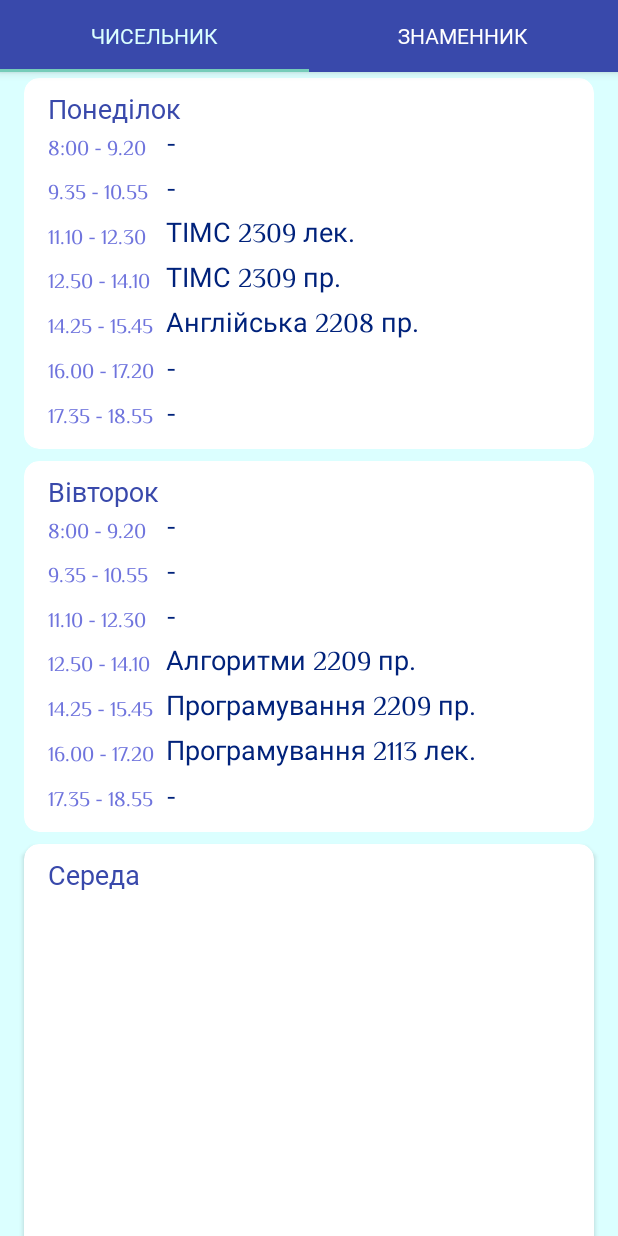
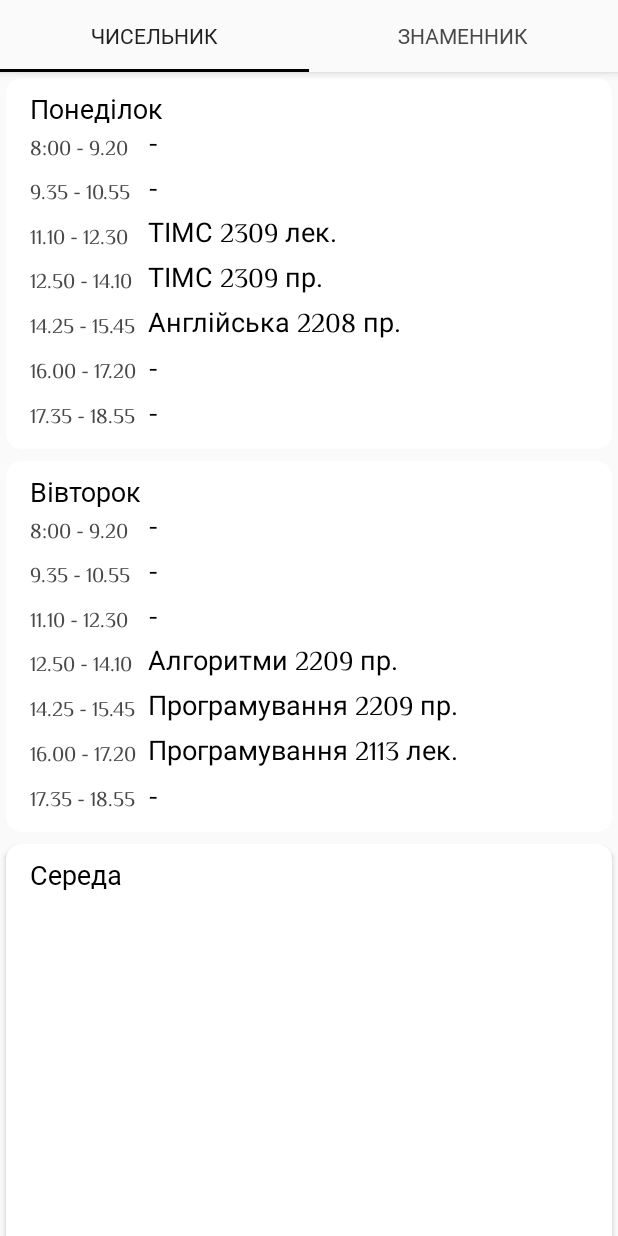
Before and after one commit to VadHara2/KItApp, an Android app: the screen it shows after launch (MainActivity), on a phone screen of 412 x 824 dp. Run offline under Robolectric (Android 15) with nearby library versions, the light colour scheme and no system bars; our stand-ins replace Room's generated code, data binding; Roboto replaces fonts that are not available here.

Commit message:
add widget

```diff
--- a/app/src/main/res/layout/activity_main.xml
+++ b/app/src/main/res/layout/activity_main.xml
@@ -21,8 +21,8 @@
             app:layout_constraintStart_toStartOf="parent"
             app:layout_constraintTop_toTopOf="parent"
             app:tabIndicatorColor="@color/secondaryDarkColor"
-            app:tabSelectedTextColor="@color/secondaryLightColor"
-            app:tabTextColor="@color/primaryTextColor">
+            app:tabSelectedTextColor="@color/secondaryColor"
+            app:tabTextColor="@color/secondaryLightColor">
 
         </com.google.android.material.tabs.TabLayout>
     </com.google.android.material.appbar.AppBarLayout>
--- a/app/src/main/res/layout/card_item_view.xml
+++ b/app/src/main/res/layout/card_item_view.xml
@@ -12,13 +12,14 @@
         android:layout_width="match_parent"
         android:layout_height="wrap_content"
         android:layout_gravity="center"
-        android:layout_marginStart="16dp"
-        android:layout_marginLeft="16dp"
+        android:layout_marginStart="4dp"
+        android:layout_marginLeft="4dp"
 
         android:layout_marginTop="4dp"
-        android:layout_marginEnd="16dp"
-        android:layout_marginRight="16dp"
+        android:layout_marginEnd="4dp"
+        android:layout_marginRight="4dp"
         android:layout_marginBottom="4dp"
+        app:cardBackgroundColor="@color/primaryLightColor"
         app:cardCornerRadius="10dp"
         app:layout_constraintBottom_toBottomOf="parent"
         app:layout_constraintEnd_toEndOf="parent"
@@ -38,7 +39,7 @@
                 android:layout_height="wrap_content"
                 android:layout_marginTop="6dp"
                 android:text="17.35 - 18.55"
-                android:textColor="@color/primaryLightColor"
+                android:textColor="@color/secondaryLightColor"
                 app:layout_constraintBottom_toBottomOf="@+id/seventh_lesson"
                 app:layout_constraintStart_toStartOf="@+id/time6"
                 app:layout_constraintTop_toBottomOf="@+id/time6" />
@@ -52,7 +53,7 @@
                 android:layout_marginLeft="16dp"
                 android:layout_marginTop="6dp"
                 android:text="16.00 - 17.20"
-                android:textColor="@color/primaryLightColor"
+                android:textColor="@color/secondaryLightColor"
                 app:layout_constraintBottom_toBottomOf="@+id/sixth_lesson"
                 app:layout_constraintStart_toStartOf="parent"
                 app:layout_constraintTop_toBottomOf="@+id/time5" />
@@ -66,7 +67,7 @@
                 android:layout_marginLeft="16dp"
                 android:layout_marginTop="6dp"
                 android:text="14.25 - 15.45"
-                android:textColor="@color/primaryLightColor"
+                android:textColor="@color/secondaryLightColor"
                 app:layout_constraintBottom_toBottomOf="@+id/fifth_lesson"
                 app:layout_constraintStart_toStartOf="parent"
                 app:layout_constraintTop_toBottomOf="@+id/time4" />
@@ -80,7 +81,7 @@
                 android:layout_marginLeft="16dp"
                 android:layout_marginTop="6dp"
                 android:text="12.50 - 14.10"
-                android:textColor="@color/primaryLightColor"
+                android:textColor="@color/secondaryLightColor"
                 app:layout_constraintBottom_toBottomOf="@+id/fourth_lesson"
                 app:layout_constraintStart_toStartOf="parent"
                 app:layout_constraintTop_toBottomOf="@+id/time3" />
@@ -94,7 +95,7 @@
                 android:layout_marginLeft="16dp"
                 android:layout_marginTop="6dp"
                 android:text="11.10 - 12.30"
-                android:textColor="@color/primaryLightColor"
+                android:textColor="@color/secondaryLightColor"
                 app:layout_constraintBottom_toBottomOf="@+id/third_lesson"
                 app:layout_constraintStart_toStartOf="parent"
                 app:layout_constraintTop_toBottomOf="@+id/time2" />
@@ -108,7 +109,7 @@
                 android:layout_marginLeft="16dp"
                 android:layout_marginTop="6dp"
                 android:text="9.35 - 10.55"
-                android:textColor="@color/primaryLightColor"
+                android:textColor="@color/secondaryLightColor"
                 app:layout_constraintBottom_toBottomOf="@+id/second_lesson"
                 app:layout_constraintStart_toStartOf="parent"
                 app:layout_constraintTop_toBottomOf="@+id/time1" />
@@ -120,7 +121,7 @@
                 android:layout_height="wrap_content"
                 android:layout_marginTop="4dp"
                 android:text="8:00 - 9.20"
-                android:textColor="@color/primaryLightColor"
+                android:textColor="@color/secondaryLightColor"
                 app:layout_constraintBottom_toBottomOf="@+id/first_lesson"
                 app:layout_constraintStart_toStartOf="@+id/time2"
                 app:layout_constraintTop_toBottomOf="@+id/name_of_day" />
@@ -133,7 +134,7 @@
                 android:layout_marginLeft="16dp"
                 android:layout_marginTop="8dp"
                 android:text="День тижня"
-                android:textColor="@color/primaryColor"
+                android:textColor="@color/primaryTextColor"
                 android:textSize="18sp"
                 app:layout_constraintStart_toStartOf="parent"
                 app:layout_constraintTop_toTopOf="parent" />
@@ -147,7 +148,7 @@
                 android:layout_marginLeft="8dp"
                 android:layout_marginBottom="1dp"
                 android:text="TextView"
-                android:textColor="@color/primaryDarkColor"
+                android:textColor="@color/primaryTextColor"
                 android:textSize="18sp"
                 app:layout_constraintBottom_toTopOf="@+id/second_lesson"
                 app:layout_constraintStart_toEndOf="@+id/time5" />
@@ -161,7 +162,7 @@
                 android:layout_marginLeft="8dp"
                 android:layout_marginBottom="1dp"
                 android:text="TextView"
-                android:textColor="@color/primaryDarkColor"
+                android:textColor="@color/primaryTextColor"
                 android:textSize="18sp"
                 app:layout_constraintBottom_toTopOf="@+id/third_lesson"
                 app:layout_constraintStart_toEndOf="@+id/time5" />
@@ -175,7 +176,7 @@
                 android:layout_marginLeft="8dp"
                 android:layout_marginBottom="1dp"
                 android:text="TextView"
-                android:textColor="@color/primaryDarkColor"
+                android:textColor="@color/primaryTextColor"
                 android:textSize="18sp"
                 app:layout_constraintBottom_toTopOf="@+id/fourth_lesson"
                 app:layout_constraintStart_toEndOf="@+id/time5" />
@@ -189,7 +190,7 @@
                 android:layout_marginLeft="8dp"
                 android:layout_marginBottom="1dp"
                 android:text="TextView"
-                android:textColor="@color/primaryDarkColor"
+                android:textColor="@color/primaryTextColor"
                 android:textSize="18sp"
                 app:layout_constraintBottom_toTopOf="@+id/fifth_lesson"
                 app:layout_constraintStart_toEndOf="@+id/time5" />
@@ -201,7 +202,7 @@
                 android:layout_height="wrap_content"
                 android:layout_marginBottom="1dp"
                 android:text="TextView"
-                android:textColor="@color/primaryDarkColor"
+                android:textColor="@color/primaryTextColor"
                 android:textSize="18sp"
                 app:layout_constraintBottom_toTopOf="@+id/sixth_lesson"
                 app:layout_constraintStart_toStartOf="@+id/fourth_lesson" />
@@ -215,7 +216,7 @@
                 android:layout_marginLeft="8dp"
                 android:layout_marginBottom="1dp"
                 android:text="TextView"
-                android:textColor="@color/primaryDarkColor"
+                android:textColor="@color/primaryTextColor"
                 android:textSize="18sp"
                 app:layout_constraintBottom_toTopOf="@+id/seventh_lesson"
                 app:layout_constraintStart_toEndOf="@+id/time5" />
@@ -229,7 +230,7 @@
                 android:layout_marginLeft="8dp"
                 android:layout_marginTop="1dp"
                 android:text="TextView"
-                android:textColor="@color/primaryDarkColor"
+                android:textColor="@color/primaryTextColor"
                 android:textSize="18sp"
                 app:layout_constraintStart_toEndOf="@+id/time5"
                 app:layout_constraintTop_toBottomOf="@+id/sixth_lesson" />
--- a/app/src/main/res/layout/start_frament.xml
+++ b/app/src/main/res/layout/start_frament.xml
@@ -11,7 +11,7 @@
     <androidx.constraintlayout.widget.ConstraintLayout
         android:layout_width="match_parent"
         android:layout_height="match_parent"
-        android:background="@color/secondaryLightColor">
+        android:background="@color/primaryColor">
 
 
         <androidx.recyclerview.widget.RecyclerView
@@ -19,8 +19,7 @@
             android:layout_width="match_parent"
             android:layout_height="0dp"
             app:layoutManager="androidx.recyclerview.widget.LinearLayoutManager"
-            app:layout_constraintStart_toStartOf="parent"
-            />
+            app:layout_constraintStart_toStartOf="parent" />
 
     </androidx.constraintlayout.widget.ConstraintLayout>
 </layout>
--- /dev/null
+++ b/app/src/main/res/values/attrs.xml
@@ -0,0 +1,6 @@
+<resources>
+    <declare-styleable name="AppWidgetAttrs">
+        <attr name="appWidgetBackgroundColor" format="color" />
+        <attr name="appWidgetTextColor" format="color" />
+    </declare-styleable>
+</resources>
--- a/app/src/main/res/values/colors.xml
+++ b/app/src/main/res/values/colors.xml
@@ -2,22 +2,18 @@
 
 <!--?xml version="1.0" encoding="UTF-8"?-->
 
-<resources>
-
-    <color name="primaryColor">#3949ab</color>
-
-    <color name="primaryLightColor">#6f74dd</color>
-
-    <color name="primaryDarkColor">#00227b</color>
-
-    <color name="secondaryColor">#a7ffeb</color>
-
-    <color name="secondaryLightColor">#dbffff</color>
-
-    <color name="secondaryDarkColor">#75ccb9</color>
-
-    <color name="primaryTextColor">#ffffff</color>
-
-    <color name="secondaryTextColor">#000000</color>
+    <resources>
+    <color name="primaryColor">#fafafa</color>
+    <color name="primaryLightColor">#ffffff</color>
+    <color name="primaryDarkColor">#c7c7c7</color>
+    <color name="secondaryColor">#212121</color>
+    <color name="secondaryLightColor">#484848</color>
+    <color name="secondaryDarkColor">#000000</color>
+    <color name="primaryTextColor">#000000</color>
+    <color name="secondaryTextColor">#ffffff</color>
+    <color name="light_blue_50">#FFE1F5FE</color>
+    <color name="light_blue_200">#FF81D4FA</color>
+    <color name="light_blue_600">#FF039BE5</color>
+    <color name="light_blue_900">#FF01579B</color>
 
 </resources>
--- a/app/src/main/res/values/strings.xml
+++ b/app/src/main/res/values/strings.xml
@@ -1,3 +1,5 @@
 <resources>
     <string name="app_name">KItApp</string>
+    <string name="appwidget_text">EXAMPLE</string>
+    <string name="add_widget">Add widget</string>
 </resources>
```
Also changed, not shown: app/src/main/AndroidManifest.xml (+12 -0 lines), app/src/main/java/com/example/kitapp/widget/ScheduleWidget.kt (added, +45 -0 lines), app/src/main/res/drawable/ic_icons8_calendar.xml (added, +14 -0 lines), app/src/main/res/drawable/widget_back.xml (added, +11 -0 lines), app/src/main/res/layout/schedule_widget.xml (added, +201 -0 lines), app/src/main/res/values-night/themes.xml (added, +7 -0 lines), app/src/main/res/values/dimens.xml (added, +10 -0 lines), app/src/main/res/values/themes.xml (added, +7 -0 lines), app/src/main/res/xml/schedule_widget_info.xml (added, +12 -0 lines), app/src/main/res/drawable-nodpi/example_appwidget_preview.png (added).
